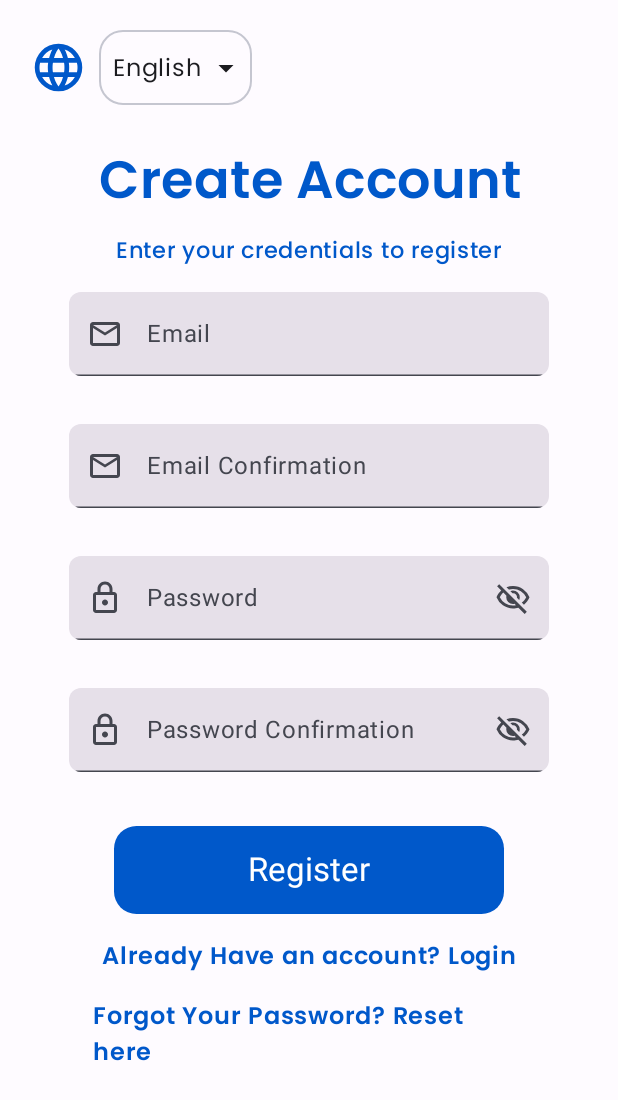
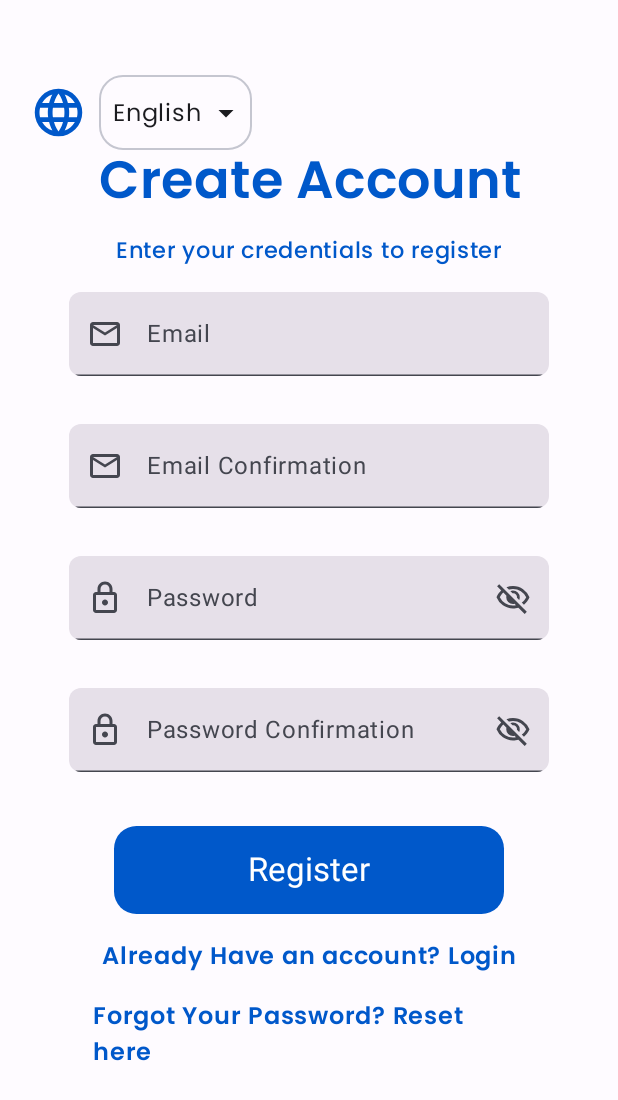
Before and after one commit to esammahdi/YemekCalendar, an Android app built with Jetpack Compose: the RegisterationScreen screen opened through its navigation route, on a phone screen of 412 x 824 dp. Shown: the top 1100 px of the screen. Run offline under Robolectric (Android 15) with nearby library versions, the phone set to English and light mode, and no system bars; our stand-ins replace Dagger/Hilt's generated code.

Commit message:
Applied a padding-top of 30.dp, since the `LanguageDropdownList` is used inside Boxes that have an `Alignment.TopStart` in authentication screens. That caused the dropdown list to be drown on top of the app bar.

```diff
--- a/app/src/main/java/com/example/yemekcalendar/authentication/presentation/components/LanguageDropdownList.kt
+++ b/app/src/main/java/com/example/yemekcalendar/authentication/presentation/components/LanguageDropdownList.kt
@@ -32,7 +32,8 @@ fun LanguageDropdownList(
     Row(
         modifier = Modifier
             .wrapContentWidth()
-            .padding(4.dp),
+            .padding(4.dp)
+            .padding(top = 30.dp),
         horizontalArrangement = Arrangement.Start,
         verticalAlignment = Alignment.CenterVertically
     ) {
```
